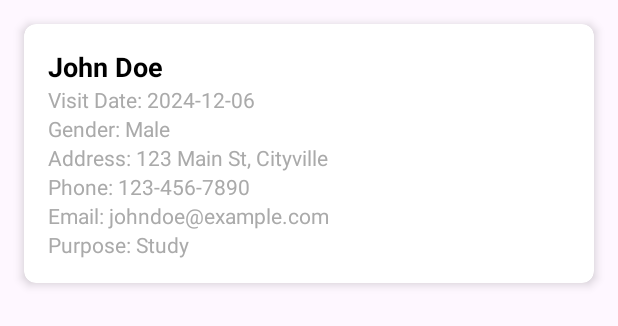
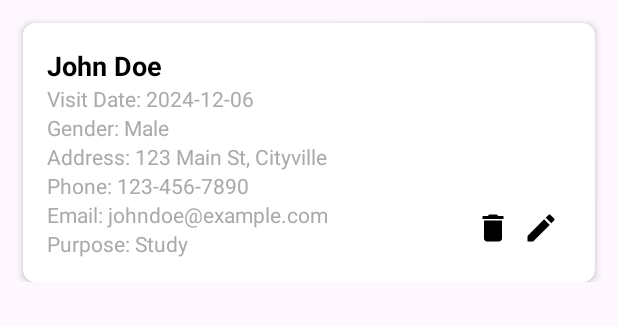
Before and after one commit to alzzneon/BooksLibrary, an Android app: the layout item_visitor.xml on its own in the app's theme, with its tools: preview values and no code run, on a phone screen of 412 x 824 dp. Shown: the top 326 px of the screen. Run offline under Robolectric (Android 15) with nearby library versions, the phone set to English and light mode, and no system bars.

Commit message:
Update : Delete Visitors & Fix Livedata

```diff
--- a/app/src/main/java/com/project/books_library/add_fragment/AddVisitorFragment.kt
+++ b/app/src/main/java/com/project/books_library/add_fragment/AddVisitorFragment.kt
@@ -78,7 +78,7 @@ class AddVisitorFragment : Fragment() {
             }
             Toast.makeText(requireContext(), "Pengunjung berhasil ditambahkan!", Toast.LENGTH_SHORT).show()
             parentFragmentManager.popBackStack()
-            visitorViewModel.fetchVisitors()
+//            visitorViewModel.fetchVisitors()
         }
         return binding.root
     }
--- a/app/src/main/java/com/project/books_library/dao/BookDao.kt
+++ b/app/src/main/java/com/project/books_library/dao/BookDao.kt
@@ -10,7 +10,7 @@ import com.project.books_library.model.Book
 @Dao
 interface BookDao {
     @Insert(onConflict = OnConflictStrategy.REPLACE)
-    suspend fun insertBooks(books: List<Book>)
+    suspend fun insertListBooks(books: List<Book>)
 
     @Insert(onConflict = OnConflictStrategy.REPLACE)
     suspend fun insert(book: Book)
--- a/app/src/main/java/com/project/books_library/dao/VisitorDao.kt
+++ b/app/src/main/java/com/project/books_library/dao/VisitorDao.kt
@@ -1,5 +1,6 @@
 package com.project.books_library.dao
 
+import androidx.lifecycle.LiveData
 import androidx.room.*
 import com.project.books_library.model.Visitors
 
@@ -13,8 +14,9 @@ interface VisitorDao {
     suspend fun insertVisitor(visitors: Visitors)
 
     @Query("SELECT * FROM Visitors")
-    suspend fun getAllVisitors(): List<Visitors>
+    fun getAllVisitors(): LiveData<List<Visitors>>
 
-    @Query("DELETE FROM visitors WHERE id_visitors = :id")
+    @Query("DELETE FROM visitors WHERE id_visitor = :id")
     suspend fun deleteById(id: Int?)
+
 }
--- a/app/src/main/java/com/project/books_library/model/Visitors.kt
+++ b/app/src/main/java/com/project/books_library/model/Visitors.kt
@@ -5,7 +5,7 @@ import androidx.room.PrimaryKey
 
 @Entity(tableName = "visitors")
 data class Visitors(
-    @PrimaryKey(autoGenerate = true) val id_visitors: Int? = null,
+    @PrimaryKey(autoGenerate = true) val id_visitor: Int? = null,
     val name: String,
     val visit_date: String,
     val gender: String,
--- a/app/src/main/res/layout/item_visitor.xml
+++ b/app/src/main/res/layout/item_visitor.xml
@@ -1,74 +1,125 @@
 <?xml version="1.0" encoding="utf-8"?>
-<androidx.cardview.widget.CardView xmlns:android="http://schemas.android.com/apk/res/android"
+<androidx.constraintlayout.widget.ConstraintLayout xmlns:android="http://schemas.android.com/apk/res/android"
     xmlns:app="http://schemas.android.com/apk/res-auto"
     android:layout_width="match_parent"
     android:layout_height="wrap_content"
-    android:layout_margin="16dp"
+    android:padding="10dp">
+
+    <androidx.cardview.widget.CardView
+        android:id="@+id/card_view"
+        android:layout_width="0dp"
+        android:layout_height="wrap_content"
+        android:layout_margin="5dp"
         app:cardCornerRadius="8dp"
-    app:cardElevation="4dp">
+        app:cardElevation="3dp"
+        app:layout_constraintStart_toStartOf="parent"
+        app:layout_constraintEnd_toEndOf="parent"
+        app:layout_constraintTop_toTopOf="parent">
 
-    <LinearLayout
+        <androidx.constraintlayout.widget.ConstraintLayout
             android:layout_width="match_parent"
             android:layout_height="wrap_content"
-        android:orientation="vertical"
             android:padding="16dp">
 
             <TextView
                 android:id="@+id/tv_nameVisitor"
-            android:layout_width="wrap_content"
+                android:layout_width="0dp"
                 android:layout_height="wrap_content"
                 android:text="John Doe"
                 android:textSize="18sp"
                 android:textStyle="bold"
-            android:textColor="@android:color/black" />
+                android:textColor="@android:color/black"
+                app:layout_constraintStart_toStartOf="parent"
+                app:layout_constraintEnd_toEndOf="parent"
+                app:layout_constraintTop_toTopOf="parent" />
 
             <TextView
                 android:id="@+id/tv_visitDate"
-            android:layout_width="wrap_content"
+                android:layout_width="0dp"
                 android:layout_height="wrap_content"
                 android:text="Visit Date: 2024-12-06"
                 android:textSize="14sp"
-            android:textColor="@android:color/darker_gray" />
+                android:textColor="@android:color/darker_gray"
+                app:layout_constraintStart_toStartOf="parent"
+                app:layout_constraintEnd_toEndOf="parent"
+                app:layout_constraintTop_toBottomOf="@id/tv_nameVisitor" />
 
             <TextView
                 android:id="@+id/tvGender"
-            android:layout_width="wrap_content"
+                android:layout_width="0dp"
                 android:layout_height="wrap_content"
                 android:text="Gender: Male"
                 android:textSize="14sp"
-            android:textColor="@android:color/darker_gray" />
+                android:textColor="@android:color/darker_gray"
+                app:layout_constraintStart_toStartOf="parent"
+                app:layout_constraintEnd_toEndOf="parent"
+                app:layout_constraintTop_toBottomOf="@id/tv_visitDate" />
 
             <TextView
                 android:id="@+id/tv_address"
-            android:layout_width="wrap_content"
+                android:layout_width="0dp"
                 android:layout_height="wrap_content"
                 android:text="Address: 123 Main St, Cityville"
                 android:textSize="14sp"
-            android:textColor="@android:color/darker_gray" />
+                android:textColor="@android:color/darker_gray"
+                app:layout_constraintStart_toStartOf="parent"
+                app:layout_constraintEnd_toEndOf="parent"
+                app:layout_constraintTop_toBottomOf="@id/tvGender" />
 
             <TextView
                 android:id="@+id/tv_phone"
-            android:layout_width="wrap_content"
+                android:layout_width="0dp"
                 android:layout_height="wrap_content"
                 android:text="Phone: 123-456-7890"
                 android:textSize="14sp"
-            android:textColor="@android:color/darker_gray" />
+                android:textColor="@android:color/darker_gray"
+                app:layout_constraintStart_toStartOf="parent"
+                app:layout_constraintEnd_toEndOf="parent"
+                app:layout_constraintTop_toBottomOf="@id/tv_address" />
 
             <TextView
                 android:id="@+id/tv_email"
-            android:layout_width="wrap_content"
+                android:layout_width="0dp"
                 android:layout_height="wrap_content"
                 android:text="Email: johndoe@example.com"
                 android:textSize="14sp"
-            android:textColor="@android:color/darker_gray" />
+                android:textColor="@android:color/darker_gray"
+                app:layout_constraintStart_toStartOf="parent"
+                app:layout_constraintEnd_toEndOf="parent"
+                app:layout_constraintTop_toBottomOf="@id/tv_phone" />
 
             <TextView
                 android:id="@+id/tv_visitPurpose"
-            android:layout_width="wrap_content"
+                android:layout_width="0dp"
                 android:layout_height="wrap_content"
                 android:text="Purpose: Study"
                 android:textSize="14sp"
-            android:textColor="@android:color/darker_gray" />
+                android:textColor="@android:color/darker_gray"
+                app:layout_constraintStart_toStartOf="parent"
+                app:layout_constraintEnd_toEndOf="parent"
+                app:layout_constraintTop_toBottomOf="@id/tv_email" />
 
-    </LinearLayout>
+            <ImageButton
+                android:id="@+id/btn_edit"
+                android:layout_width="wrap_content"
+                android:layout_height="wrap_content"
+                android:src="@drawable/ic_edit"
+                app:layout_constraintEnd_toEndOf="parent"
+                app:layout_constraintBottom_toBottomOf="parent"
+                android:background="?attr/selectableItemBackgroundBorderless"
+                android:layout_margin="8dp" />
+
+            <ImageButton
+                android:id="@+id/btn_delete"
+                android:layout_width="wrap_content"
+                android:layout_height="wrap_content"
+                android:src="@drawable/ic_delete"
+                android:contentDescription="delete visitors"
+                app:layout_constraintEnd_toStartOf="@id/btn_edit"
+                app:layout_constraintBottom_toBottomOf="parent"
+                android:background="?attr/selectableItemBackgroundBorderless"
+                android:layout_margin="8dp" />
+
+        </androidx.constraintlayout.widget.ConstraintLayout>
     </androidx.cardview.widget.CardView>
+</androidx.constraintlayout.widget.ConstraintLayout>
```
Also changed, not shown: app/src/main/java/com/project/books_library/adapter/VisitorAdapter.kt (+26 -4 lines), app/src/main/java/com/project/books_library/api/ApiService.kt (+8 -0 lines), app/src/main/java/com/project/books_library/api/repository/BookRepository.kt (+4 -4 lines), app/src/main/java/com/project/books_library/api/repository/VisitorRepository.kt (+48 -21 lines), app/src/main/java/com/project/books_library/list_fragment/VisitorsFragment.kt (+16 -17 lines), app/src/main/java/com/project/books_library/view_model/VisitorViewModel.kt (+12 -30 lines), app/src/main/res/layout/fragment_detail_book.xml (+27 -1 lines), app/src/main/res/drawable/ic_delete.xml (renamed from app/src/main/res/drawable/ic_delbuku.xml), app/src/main/res/drawable/ic_edit.xml (renamed from app/src/main/res/drawable/ic_editbuku.xml). Lines whose indentation alone changed are shown as unchanged.
